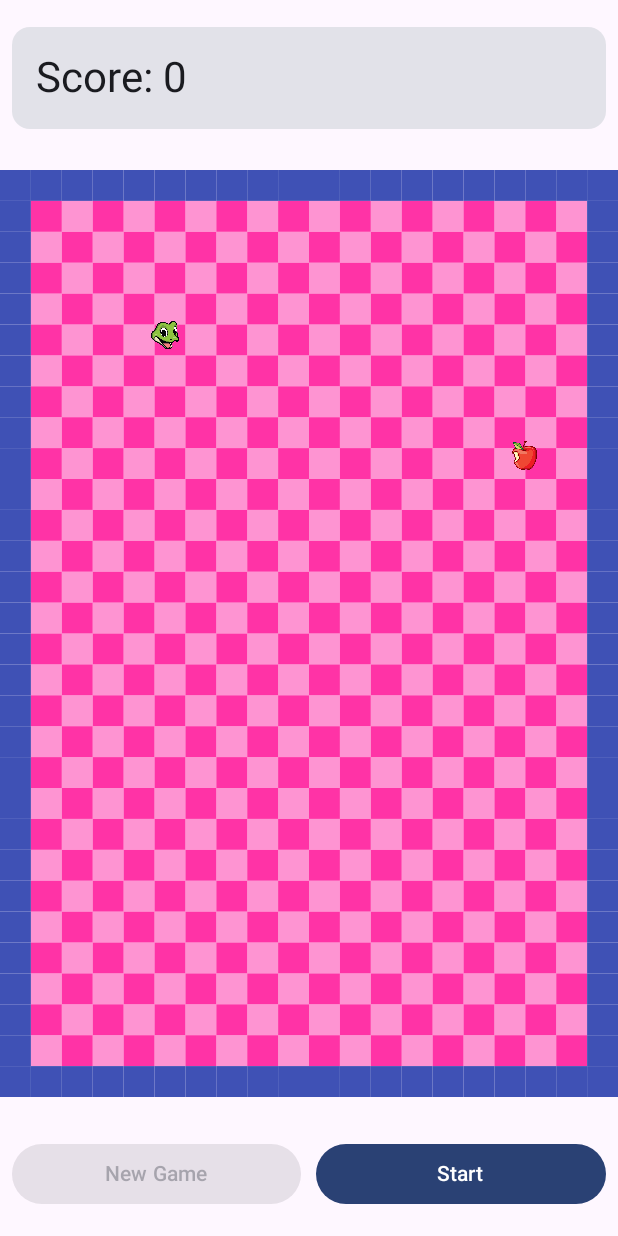
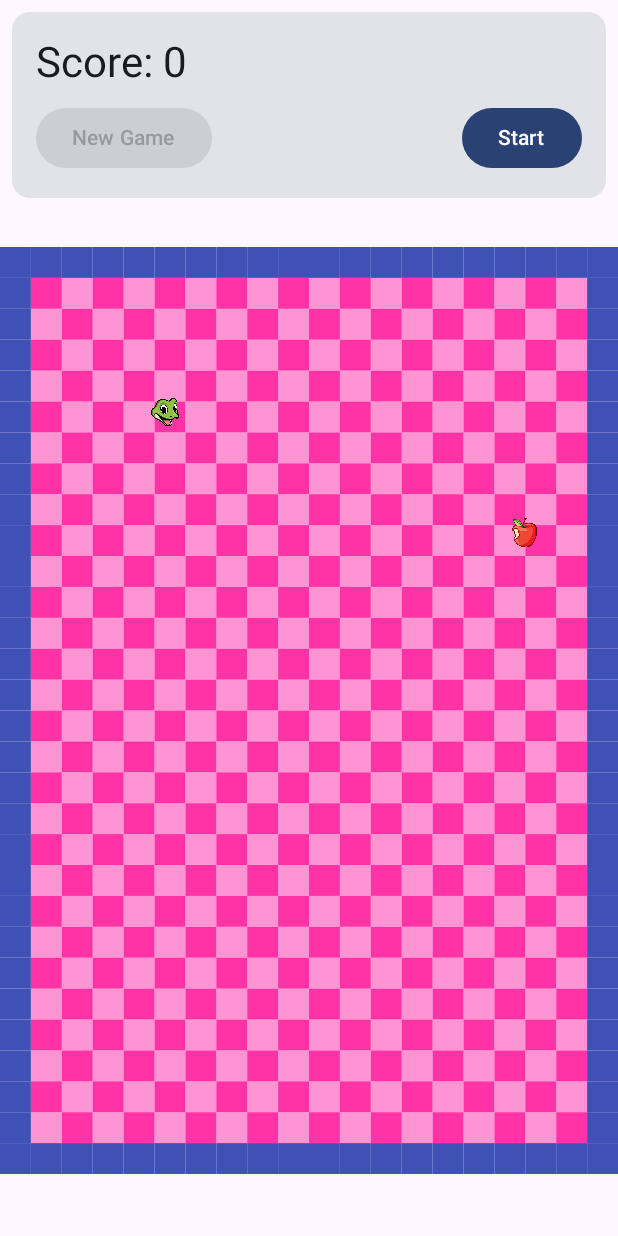
Before and after one commit to Khatija-Essa/Feature, an Android app built with Jetpack Compose: the snake_game screen opened directly, with no data from a screen before it, on a phone screen of 412 x 824 dp. Run offline under Robolectric (Android 15) with nearby library versions, the phone set to English and light mode, and no system bars.

Commit message:
changed the snake game so buttons are on top

```diff
--- a/app/src/main/java/com/example/nobrainer2/otherGames/SnakeGameScreen.kt
+++ b/app/src/main/java/com/example/nobrainer2/otherGames/SnakeGameScreen.kt
@@ -40,28 +40,132 @@ fun SnakeGameScreen(
         Direction.DOWN -> ImageBitmap.imageResource(id = R.drawable.img_snake_head4)
     }
 
+    fun DrawScope.drawGameBoard(
+        cellSize: Float,
+        cellColor: Color,
+        borderCellColor: Color,
+        gridWidth: Int,
+        gridHeight: Int
+    ) {
+        for (i in 0 until gridWidth) {
+            for (j in 0 until gridHeight) {
+                val isBorderCell = i == 0 || j == 0 || i == gridWidth - 1 || j == gridHeight - 1
+                drawRect(
+                    color = if (isBorderCell) borderCellColor
+                    else if ((i + j) % 2 == 0) cellColor
+                    else cellColor.copy(alpha = 0.5f),
+                    topLeft = Offset(x = i * cellSize, y = j * cellSize),
+                    size = Size(cellSize, cellSize)
+                )
+            }
+        }
+    }
+
+    fun DrawScope.drawFood(
+        foodImage: ImageBitmap,
+        cellSize: Int,
+        coordinate: Coordinate
+    ) {
+        drawImage(
+            image = foodImage,
+            dstOffset = IntOffset(
+                x = (coordinate.x * cellSize),
+                y = (coordinate.y * cellSize)
+            ),
+            dstSize = IntSize(cellSize, cellSize)
+        )
+    }
+
+    fun DrawScope.drawSnake(
+        snakeHeadImage: ImageBitmap,
+        cellSize: Float,
+        snake: List<Coordinate>
+    ) {
+        val cellSizeInt = cellSize.toInt()
+        snake.forEachIndexed { index, coordinate ->
+            val radius = if (index == snake.lastIndex) cellSize / 2.5f else cellSize / 2
+            if (index == 0) {
+                drawImage(
+                    image = snakeHeadImage,
+                    dstOffset = IntOffset(
+                        x = (coordinate.x * cellSizeInt),
+                        y = (coordinate.y * cellSizeInt)
+                    ),
+                    dstSize = IntSize(cellSizeInt, cellSizeInt)
+                )
+            } else {
+                drawCircle(
+                    color = Citrine,
+                    center = Offset(
+                        x = (coordinate.x * cellSize) + radius,
+                        y = (coordinate.y * cellSize) + radius
+                    ),
+                    radius = radius
+                )
+            }
+        }
+    }
+
     Box(
         modifier = Modifier.fillMaxSize(),
         contentAlignment = Alignment.Center
     ) {
         Column(
             modifier = Modifier.fillMaxSize(),
-            verticalArrangement = Arrangement.SpaceAround
+            verticalArrangement = Arrangement.Top
         ) {
+            // Score and buttons at the top
             Card(
                 modifier = Modifier
                     .padding(8.dp)
                     .fillMaxWidth()
             ) {
-                Text(
-                    modifier = Modifier.padding(16.dp),
-                    text = "Score: ${state.snake.size - 1}",
-                    style = MaterialTheme.typography.headlineMedium
-                )
+                Column(
+                    modifier = Modifier.padding(16.dp)
+                ) {
+                    Text(
+                        text = "Score: ${state.snake.size - 1}",
+                        style = MaterialTheme.typography.headlineMedium
+                    )
+
+                    Spacer(modifier = Modifier.height(8.dp))
+
+                    Row(
+                        modifier = Modifier.fillMaxWidth(),
+                        horizontalArrangement = Arrangement.SpaceBetween
+                    ) {
+                        Button(
+                            onClick = { onEvent(SnakeGameEvent.ResetGame) },
+                            enabled = state.gameState == GameState.PAUSED || state.isGameOver
+                        ) {
+                            Text(text = if (state.isGameOver) "Reset" else "New Game")
+                        }
+                        Button(
+                            onClick = {
+                                when (state.gameState) {
+                                    GameState.IDLE, GameState.PAUSED -> onEvent(SnakeGameEvent.StartGame)
+                                    GameState.STARTED -> onEvent(SnakeGameEvent.PauseGame)
+                                }
+                            },
+                            enabled = !state.isGameOver
+                        ) {
+                            Text(
+                                text = when (state.gameState) {
+                                    GameState.IDLE -> "Start"
+                                    GameState.STARTED -> "Pause"
+                                    GameState.PAUSED -> "Resume"
+                                }
+                            )
+                        }
+                    }
+                }
             }
+
+            // Game canvas
             Canvas(
                 modifier = Modifier
                     .fillMaxWidth()
+                    .weight(1f)
                     .aspectRatio(ratio = 2 / 3f)
                     .pointerInput(state.gameState) {
                         if (state.gameState != GameState.STARTED) {
@@ -91,40 +195,14 @@ fun SnakeGameScreen(
                     snake = state.snake
                 )
             }
-            Row(
-                modifier = Modifier
-                    .padding(8.dp)
-                    .fillMaxWidth()
-            ) {
-                Button(
-                    modifier = Modifier.weight(1f),
-                    onClick = { onEvent(SnakeGameEvent.ResetGame) },
-                    enabled = state.gameState == GameState.PAUSED || state.isGameOver
-                ) {
-                    Text(text = if (state.isGameOver) "Reset" else "New Game")
-                }
-                Spacer(modifier = Modifier.width(10.dp))
-                Button(
-                    modifier = Modifier.weight(1f),
-                    onClick = {
-                        when (state.gameState) {
-                            GameState.IDLE, GameState.PAUSED -> onEvent(SnakeGameEvent.StartGame)
-                            GameState.STARTED -> onEvent(SnakeGameEvent.PauseGame)
-                        }
-                    },
-                    enabled = !state.isGameOver
-                ) {
-                    Text(
-                        text = when (state.gameState) {
-                            GameState.IDLE -> "Start"
-                            GameState.STARTED -> "Pause"
-                            GameState.PAUSED -> "Resume"
-                        }
-                    )
-                }
-            }
+
+            Spacer(modifier = Modifier.height(16.dp))
         }
-        AnimatedVisibility(visible = state.isGameOver) {
+
+        AnimatedVisibility(
+            visible = state.isGameOver,
+            modifier = Modifier.align(Alignment.Center)
+        ) {
             Column(
                 horizontalAlignment = Alignment.CenterHorizontally
             ) {
@@ -152,69 +230,3 @@ fun SnakeGameScreen(
         }
     }
 }
-
-private fun DrawScope.drawGameBoard(
-    cellSize: Float,
-    cellColor: Color,
-    borderCellColor: Color,
-    gridWidth: Int,
-    gridHeight: Int
-){
-    for (i in 0 until  gridWidth){
-        for (j in 0 until gridHeight){
-            val isBorderCell = i == 0 || j == 0|| i == gridWidth - 1 ||j == gridHeight -1
-            drawRect(
-                    color = if (isBorderCell) borderCellColor
-                else if ((i + j) % 2 == 0) cellColor
-                else cellColor.copy(alpha = 0.5f),
-                    topLeft = Offset( x = i * cellSize, y = j * cellSize),
-                    size = Size(cellSize, cellSize)
-                    )
-        }
-    }
-}
-
-private fun DrawScope.drawFood(
-    foodImage: ImageBitmap,
-    cellSize: Int,
-    coordinate: Coordinate
-){
-    drawImage(
-        image = foodImage,
-        dstOffset = IntOffset(
-            x = (coordinate.x * cellSize),
-            y = (coordinate.y * cellSize)
-        ),
-        dstSize = IntSize(cellSize, cellSize)
-    )
-}
-
-private fun DrawScope.drawSnake(
-    snakeHeadImage: ImageBitmap,
-    cellSize: Float,
-    snake: List<Coordinate>
-) {
-    val cellSizeInt = cellSize.toInt()
-    snake.forEachIndexed { index, coordinate ->
-        val radius = if (index == snake.lastIndex) cellSize / 2.5f else cellSize / 2
-        if (index == 0) {
-            drawImage(
-                image = snakeHeadImage,
-                dstOffset = IntOffset(
-                    x = (coordinate.x * cellSizeInt),
-                    y = (coordinate.y * cellSizeInt)
-                ),
-                dstSize = IntSize(cellSizeInt, cellSizeInt)
-            )
-        } else {
-            drawCircle(
-                color = Citrine,
-                center = Offset(
-                    x = (coordinate.x * cellSize) + radius,
-                    y = (coordinate.y * cellSize) + radius
-                ),
-                radius = radius
-            )
-        }
-    }
-}
--- a/app/src/main/res/layout/activity_snake_game.xml
+++ b/app/src/main/res/layout/activity_snake_game.xml
@@ -4,7 +4,7 @@
     xmlns:tools="http://schemas.android.com/tools"
     android:id="@+id/main"
     android:layout_width="match_parent"
-    android:layout_height="match_parent"
+    android:layout_height="400dp"
     tools:context=".otherGames.snake_game">
 
 </androidx.constraintlayout.widget.ConstraintLayout>
```
